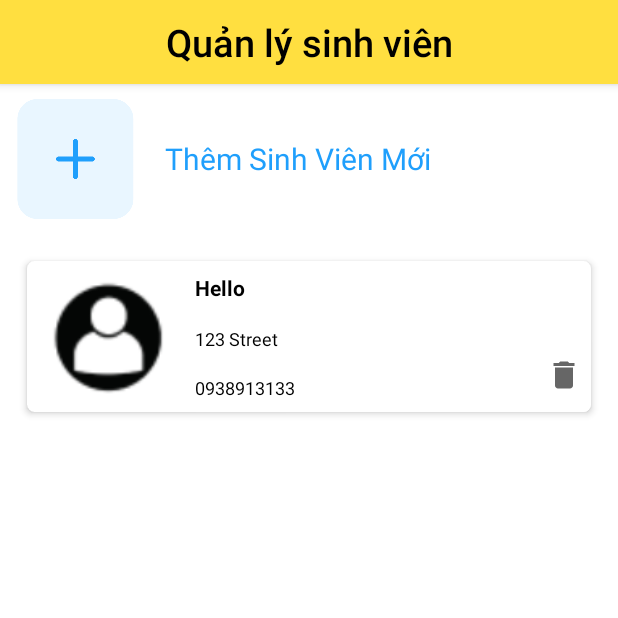
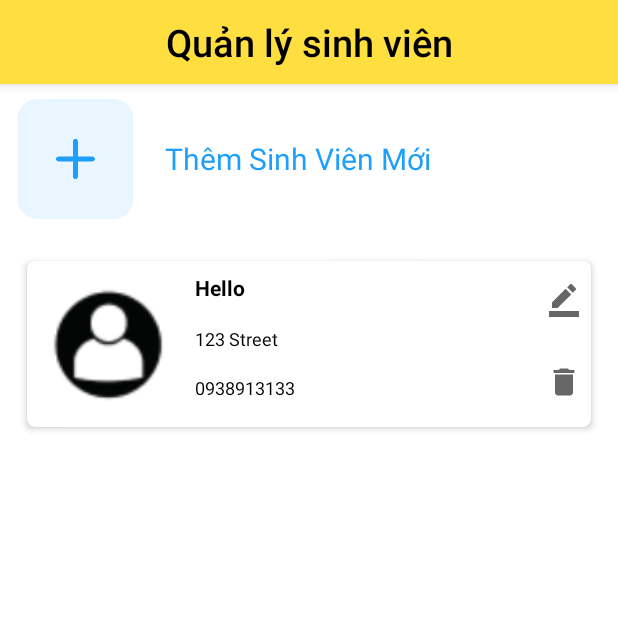
Before and after one commit to Syanh1703/StudentManager_Lesson8, an Android app: the screen it shows after launch (MainActivity), on a phone screen of 412 x 824 dp, the top half of it. Run offline under Robolectric (Android 15) with nearby library versions, the phone set to English and light mode, and no system bars.

Commit message:
//Update student via the button on the card view

```diff
--- a/app/src/main/java/com/example/studentmanager/ItemAdapters.kt
+++ b/app/src/main/java/com/example/studentmanager/ItemAdapters.kt
@@ -7,6 +7,7 @@ import android.view.LayoutInflater
 import android.view.View
 import android.view.ViewGroup
 import android.widget.*
+import androidx.cardview.widget.CardView
 import androidx.recyclerview.widget.RecyclerView
 import java.io.Serializable
 
@@ -25,6 +26,7 @@ class ItemAdapters(val context: Context, val items: ArrayList<DataModels>) :
         val phone: TextView = view.findViewById(R.id.txtViewStuPhone)
         val deleteBtn: ImageView = view.findViewById(R.id.imgBtnDeleteStu)
         val stuItem :LinearLayout = view.findViewById(R.id.studentItem)
+        val editBtn :ImageButton = view.findViewById(R.id.imgBtnEditStu)
     }
 
     override fun onCreateViewHolder(parent: ViewGroup, viewType: Int): ViewHolder {
@@ -57,6 +59,9 @@ class ItemAdapters(val context: Context, val items: ArrayList<DataModels>) :
                 holder.deleteBtn.setOnClickListener {
                     context.deleteDialog(item)
                 }
+                holder.editBtn.setOnClickListener {
+                    context.updateDialog(item)
+                }
             }
         }
     }
--- /dev/null
+++ b/app/src/main/res/drawable/ic_baseline_edit.xml
@@ -0,0 +1,10 @@
+<vector xmlns:android="http://schemas.android.com/apk/res/android"
+    android:width="24dp"
+    android:height="24dp"
+    android:viewportWidth="24"
+    android:viewportHeight="24"
+    android:tint="?attr/colorControlNormal">
+  <path
+      android:fillColor="#000000"
+      android:pathData="M22,24H2v-4h20V24zM13.06,5.19l3.75,3.75L7.75,18H4v-3.75L13.06,5.19zM17.88,7.87l-3.75,-3.75l1.83,-1.83c0.39,-0.39 1.02,-0.39 1.41,0l2.34,2.34c0.39,0.39 0.39,1.02 0,1.41L17.88,7.87z"/>
+</vector>
--- a/app/src/main/res/layout/student_item.xml
+++ b/app/src/main/res/layout/student_item.xml
@@ -84,9 +84,23 @@
                 android:layout_gravity="bottom|right"
                 android:background="@color/white"
                 android:src="@drawable/ic_baseline_delete_24"
+                android:layout_margin="5dp"
                 app:layout_constraintBottom_toBottomOf="parent"
                 app:layout_constraintEnd_toEndOf="parent"
                 app:layout_constraintStart_toEndOf="@id/guideLine" />
+
+            <ImageButton
+                android:id="@+id/imgBtnEditStu"
+                android:layout_width="50dp"
+                android:layout_height="50dp"
+                android:layout_gravity="bottom|right"
+                android:background="@color/white"
+                android:src="@drawable/ic_baseline_edit"
+                app:layout_constraintBottom_toTopOf="@+id/imgBtnDeleteStu"
+                app:layout_constraintEnd_toEndOf="parent"
+                app:layout_constraintStart_toEndOf="@id/guideLine"
+                android:layout_margin="5dp"/>
+
         </androidx.constraintlayout.widget.ConstraintLayout>
 
     </androidx.cardview.widget.CardView>
```
Also changed, not shown: app/src/main/java/com/example/studentmanager/AddStudentActivity.kt (+3 -4 lines), app/src/main/java/com/example/studentmanager/EditStuActivity.kt (+1 -9 lines), app/src/main/java/com/example/studentmanager/MainActivity.kt (+61 -9 lines), app/src/main/res/layout/dialog_update_layout.xml (added, +113 -0 lines).
